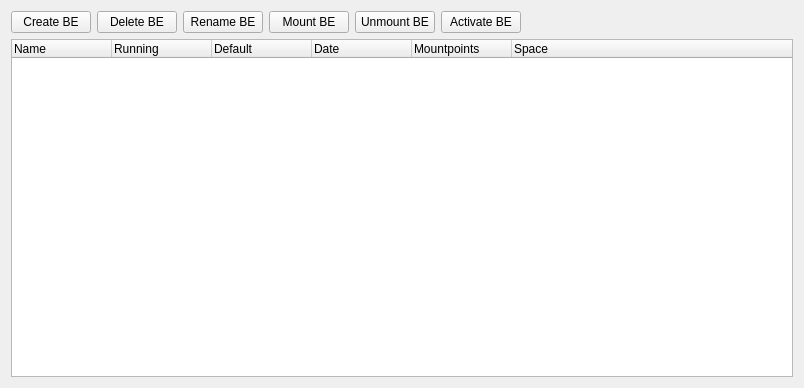
First picture: the form in src-qt5/gui_client/pages/page_beadm.ui, repository trueos/sysadm-ui-qt, before the edit.
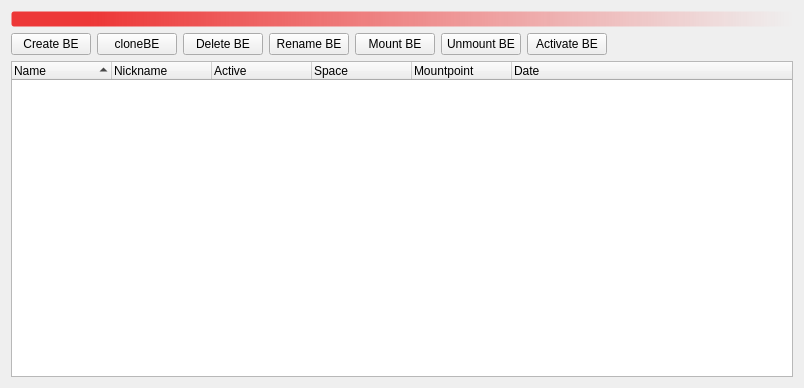
Second picture: the form after the edit. Icons and pictures are not drawn.

Commit message: Add a bunch more work to the beadm page, and some other random tweaks.

Patch:
```diff
--- a/src-qt5/gui_client/pages/page_beadm.ui
+++ b/src-qt5/gui_client/pages/page_beadm.ui
@@ -14,7 +14,7 @@
    <string>Form</string>
   </property>
   <layout class="QGridLayout" name="gridLayout">
-   <item row="3" column="0">
+   <item row="4" column="0">
     <widget class="QTreeWidget" name="tree_BE">
      <property name="minimumSize">
       <size>
@@ -34,6 +34,12 @@
      <property name="indentation">
       <number>0</number>
      </property>
+     <property name="sortingEnabled">
+      <bool>true</bool>
+     </property>
+     <property name="animated">
+      <bool>true</bool>
+     </property>
      <attribute name="headerDefaultSectionSize">
       <number>100</number>
      </attribute>
@@ -44,22 +50,12 @@
      </column>
      <column>
       <property name="text">
-       <string>Running</string>
+       <string>Nickname</string>
       </property>
      </column>
      <column>
       <property name="text">
-       <string>Default</string>
-      </property>
-     </column>
-     <column>
-      <property name="text">
-       <string>Date</string>
-      </property>
-     </column>
-     <column>
-      <property name="text">
-       <string>Mountpoints</string>
+       <string>Active</string>
       </property>
      </column>
      <column>
@@ -67,9 +63,19 @@
        <string>Space</string>
       </property>
      </column>
+     <column>
+      <property name="text">
+       <string>Mountpoint</string>
+      </property>
+     </column>
+     <column>
+      <property name="text">
+       <string>Date</string>
+      </property>
+     </column>
     </widget>
    </item>
-   <item row="0" column="0">
+   <item row="1" column="0">
     <layout class="QHBoxLayout" name="horizontalLayout">
      <item>
       <widget class="QPushButton" name="createBE">
@@ -82,6 +88,13 @@
        </property>
       </widget>
      </item>
+     <item>
+      <widget class="QPushButton" name="cloneBE">
+       <property name="text">
+        <string>cloneBE</string>
+       </property>
+      </widget>
+     </item>
      <item>
       <widget class="QPushButton" name="deleteBE">
        <property name="text">
@@ -152,6 +165,28 @@
      </item>
     </layout>
    </item>
+   <item row="0" column="0">
+    <widget class="QLabel" name="label_status">
+     <property name="font">
+      <font>
+       <weight>75</weight>
+       <italic>true</italic>
+       <bold>true</bold>
+      </font>
+     </property>
+     <property name="styleSheet">
+      <string notr="true">QLabel:!enabled, QLabel:enabled{
+background:qlineargradient(spread:pad, x1:0, y1:0, x2:1, y2:0, stop:0.1 rgba(237, 51, 51, 250), stop:1 rgba(255, 255, 255, 0));
+color: black;
+border-radius: 3px;
+border: 1px solid transparent;
+}</string>
+     </property>
+     <property name="text">
+      <string notr="true"/>
+     </property>
+    </widget>
+   </item>
   </layout>
  </widget>
  <resources>
```
The commit also changes 5 other files.
